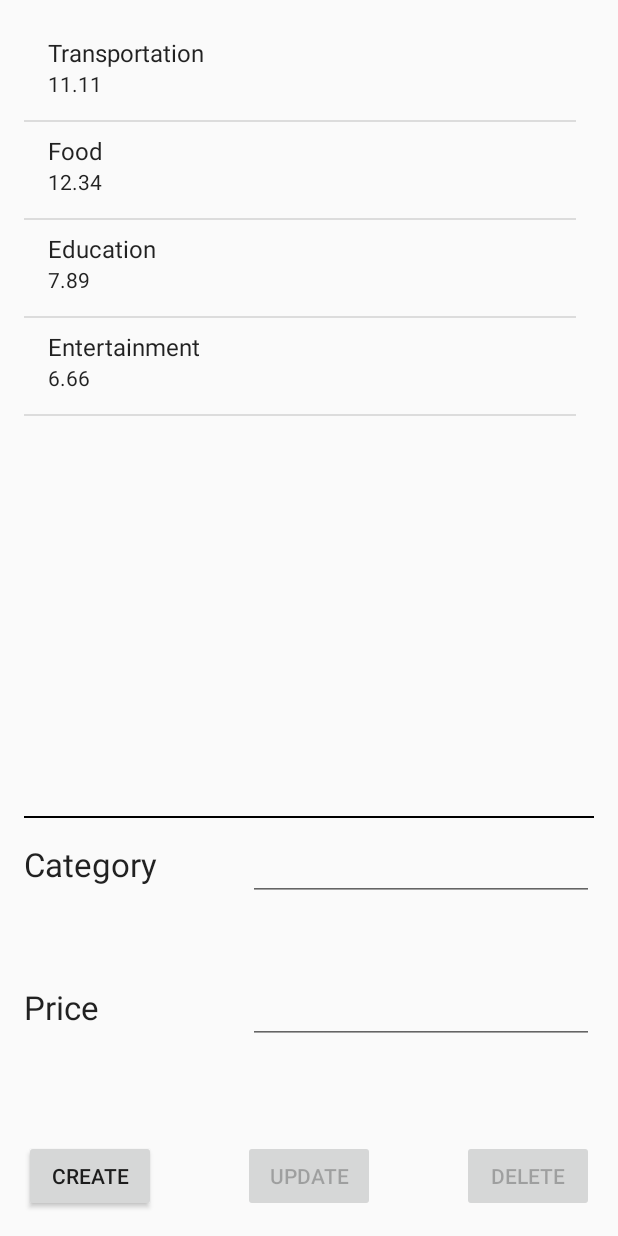
After one commit to ElyonNosa/INBA, an Android app: the TransactionsActivity screen opened directly, with no data from a screen before it, on a phone screen of 412 x 824 dp. The commit adds this screen. Run offline under Robolectric (Android 15) with nearby library versions, the phone set to English and light mode, and no system bars.

Commit message:
"Add transaction" feature
Limited functionality, cannot update or delete transactions.

```diff
--- /dev/null
+++ b/app/src/main/java/comp3350/inba/application/Service.java
@@ -0,0 +1,19 @@
+package comp3350.inba.application;
+
+import comp3350.inba.persistence.TransactionPersistence;
+import comp3350.inba.persistence.stubs.TransactionPersistenceStub;
+
+public class Service
+{
+    private static TransactionPersistence transactionPersistence = null;
+
+    public static synchronized TransactionPersistence getTransactionPersistence()
+    {
+        if (transactionPersistence == null)
+        {
+            transactionPersistence = new TransactionPersistenceStub();
+        }
+
+        return transactionPersistence;
+    }
+}
--- /dev/null
+++ b/app/src/main/java/comp3350/inba/business/AccessTransactions.java
@@ -0,0 +1,85 @@
+package comp3350.inba.business;
+
+import java.util.Collections;
+import java.util.List;
+
+import comp3350.inba.application.Service;
+import comp3350.inba.objects.Transaction;
+import comp3350.inba.persistence.TransactionPersistence;
+
+public class AccessTransactions
+{
+    private TransactionPersistence transactionPersistence;
+    private List<Transaction> transactions;
+    private Transaction transaction;
+    private int currentTransaction;
+
+    public AccessTransactions()
+    {
+        transactionPersistence = Service.getTransactionPersistence();
+        transactions = null;
+        transaction = null;
+        currentTransaction = 0;
+    }
+
+    public List<Transaction> getTransactions()
+    {
+        transactions = transactionPersistence.getTransactionSequential();
+        return Collections.unmodifiableList(transactions);
+    }
+
+    public Transaction getSequential()
+    {
+        String result = null;
+        if (transactions == null)
+        {
+            transactions = transactionPersistence.getTransactionSequential();
+            currentTransaction = 0;
+        }
+        if (currentTransaction < transactions.size())
+        {
+            transaction = (Transaction) transactions.get(currentTransaction);
+            currentTransaction++;
+        }
+        else
+        {
+            transactions = null;
+            transaction = null;
+            currentTransaction = 0;
+        }
+        return transaction;
+    }
+
+    public Transaction getRandom(long time)
+    {
+        transactions = transactionPersistence.getTransactionRandom(new Transaction(time));
+        currentTransaction = 0;
+        if (currentTransaction < transactions.size())
+        {
+            transaction = transactions.get(currentTransaction);
+            currentTransaction++;
+        }
+        else
+        {
+            transactions = null;
+            transaction = null;
+            currentTransaction = 0;
+        }
+        return transaction;
+    }
+
+    public Transaction insertTransaction(Transaction currentTransaction)
+    {
+        return transactionPersistence.insertTransaction(currentTransaction);
+    }
+
+    public Transaction updateTransaction(Transaction currentTransaction)
+    {
+        return transactionPersistence.updateTransaction(currentTransaction);
+    }
+
+    public void deleteTransaction(Transaction currentTransaction)
+    {
+        transactionPersistence.deleteTransaction(currentTransaction);
+    }
+}
--- /dev/null
+++ b/app/src/main/java/comp3350/inba/objects/Transaction.java
@@ -0,0 +1,39 @@
+package comp3350.inba.objects;
+
+import java.util.Objects;
+
+public class Transaction {
+    private final long time;
+    private final double price;
+    private final String category;
+
+    public Transaction(final long newTime)
+    {
+        this(newTime, 11.11, "Example");
+    }
+    public Transaction(final long newTime, final double newPrice, final String newCategory)
+    {
+        time = newTime;
+        category = newCategory;
+        price = newPrice;
+    }
+
+    public long getTime () {return time;}
+    public String getCategory () {return category;}
+    public double getPrice () {return price;}
+
+    public String toString()
+    {
+        return String.format("Transaction: %s %s", category, price);
+    }
+
+    public boolean equals(Object other)
+    {
+        boolean equals = false;
+        if (other instanceof Transaction) {
+            final Transaction otherTransaction = (Transaction) other;
+            equals = Objects.equals(this.time, otherTransaction.time);
+        }
+        return equals;
+    }
+}
--- /dev/null
+++ b/app/src/main/java/comp3350/inba/persistence/TransactionPersistence.java
@@ -0,0 +1,17 @@
+package comp3350.inba.persistence;
+
+import java.util.List;
+
+import comp3350.inba.objects.Transaction;
+
+public interface TransactionPersistence {
+    List<Transaction> getTransactionSequential();
+
+    List<Transaction> getTransactionRandom(Transaction currentTransaction);
+
+    Transaction insertTransaction(Transaction currentTransaction);
+
+    Transaction updateTransaction(Transaction currentTransaction);
+
+    void deleteTransaction(Transaction currentTransaction);
+}
--- a/app/src/main/res/layout/activity_dashboard.xml
+++ b/app/src/main/res/layout/activity_dashboard.xml
@@ -47,6 +47,7 @@
             android:layout_width="0dp"
             android:layout_height="match_parent"
             android:layout_weight="1"
+            android:enabled="false"
             android:text="@string/home" />
 
         <Button
@@ -55,6 +56,7 @@
             android:layout_width="0dp"
             android:layout_height="match_parent"
             android:layout_weight="1"
+            android:enabled="false"
             android:text="@string/view_transaction" />
 
         <Button
@@ -73,7 +75,7 @@
             android:layout_width="0dp"
             android:layout_height="match_parent"
             android:layout_weight="1"
-            android:enabled="true"
+            android:enabled="false"
             android:text="@string/settings" />
 
         <Button
@@ -82,7 +84,7 @@
             android:layout_width="0dp"
             android:layout_height="match_parent"
             android:layout_weight="1"
-            android:enabled="true"
+            android:enabled="false"
             android:text="@string/user_profile" />
     </LinearLayout>
 
--- /dev/null
+++ b/app/src/main/res/layout/activity_transactions.xml
@@ -0,0 +1,108 @@
+<LinearLayout xmlns:android="http://schemas.android.com/apk/res/android"
+    xmlns:tools="http://schemas.android.com/tools" android:layout_width="match_parent"
+    android:layout_height="match_parent" android:paddingLeft="@dimen/activity_horizontal_margin"
+    android:paddingRight="@dimen/activity_horizontal_margin"
+    android:paddingTop="@dimen/activity_vertical_margin"
+    android:paddingBottom="@dimen/activity_vertical_margin"
+    android:orientation="vertical"
+    tools:context="comp3350.inba.presentation.TransactionsActivity">
+
+    <ListView
+        android:id="@+id/listTransactions"
+        android:layout_width="368dp"
+        android:layout_height="373dp"
+        android:layout_gravity="top"
+        android:layout_weight="1"
+        android:choiceMode="singleChoice" />
+
+    <View
+        android:layout_width="match_parent"
+        android:layout_height="1dp"
+        android:background="#000000"
+        android:id="@+id/separator"
+        android:layout_marginTop="10dp"
+        android:layout_marginBottom="10dp" />
+
+    <GridLayout
+        android:layout_width="match_parent"
+        android:layout_height="wrap_content"
+        android:columnCount="2"
+        android:rowCount="2">
+
+        <TextView
+            android:layout_width="wrap_content"
+            android:layout_height="wrap_content"
+            android:textAppearance="?android:attr/textAppearanceLarge"
+            android:text="@string/transaction_category"
+            android:id="@+id/textTransactionCategory"
+            android:layout_marginBottom="60dp"
+            android:layout_marginRight="60dp" />
+
+        <EditText
+            android:id="@+id/editTransactionCategory"
+            android:layout_width="wrap_content"
+            android:layout_height="wrap_content"
+            android:layout_columnSpan="1"
+            android:layout_gravity="fill_horizontal"
+            android:inputType="textNoSuggestions" />
+
+<!--        <Button
+            android:id="@+id/buttonTransaction"
+            android:layout_width="wrap_content"
+            android:layout_height="wrap_content"
+            android:layout_gravity="right"
+            android:enabled="false"
+            android:text="@string/registrations" />-->
+
+        <TextView
+            android:layout_width="wrap_content"
+            android:layout_height="wrap_content"
+            android:textAppearance="?android:attr/textAppearanceLarge"
+            android:text="@string/transaction_price"
+            android:id="@+id/textTransactionPrice"
+            android:layout_marginBottom="64dp" />
+
+        <EditText
+            android:id="@+id/editTransactionPrice"
+            android:layout_width="wrap_content"
+            android:layout_height="wrap_content"
+            android:layout_columnSpan="1"
+            android:layout_gravity="fill_horizontal"
+            android:inputType="numberDecimal" />
+
+    </GridLayout>
+
+    <RelativeLayout
+        android:layout_width="match_parent"
+        android:layout_height="wrap_content"
+        android:layout_marginTop="10dp">
+
+        <Button
+            android:layout_width="wrap_content"
+            android:layout_height="wrap_content"
+            android:text="@string/delete"
+            android:id="@+id/buttonTransactionDelete"
+            android:layout_alignParentRight="true"
+            android:enabled="false"
+            android:onClick="buttonTransactionDeleteOnClick" />
+
+        <Button
+            android:layout_width="wrap_content"
+            android:layout_height="wrap_content"
+            android:text="@string/create"
+            android:id="@+id/buttonTransactionCreate"
+            android:layout_alignParentLeft="true"
+            android:enabled="true"
+            android:onClick="buttonTransactionCreateOnClick" />
+
+        <Button
+            android:layout_width="wrap_content"
+            android:layout_height="wrap_content"
+            android:text="@string/update"
+            android:id="@+id/buttonTransactionUpdate"
+            android:layout_centerHorizontal="true"
+            android:enabled="false"
+            android:onClick="buttonTransactionUpdateOnClick" />
+    </RelativeLayout>
+
+</LinearLayout>
--- /dev/null
+++ b/app/src/main/res/menu/menu_transactions.xml
@@ -0,0 +1,4 @@
+<menu xmlns:android="http://schemas.android.com/apk/res/android"
+    xmlns:app="http://schemas.android.com/apk/res-auto"
+    xmlns:tools="http://schemas.android.com/tools" tools:context="inba.presentation.TransactionsActivity">
+</menu>
--- a/app/src/main/res/values/strings.xml
+++ b/app/src/main/res/values/strings.xml
@@ -7,6 +7,7 @@
     <string name="title_activity_courses">INBA: Courses</string>
     <string name="title_activity_student_courses">INBA: Student Course History</string>
     <string name="title_activity_course_students">INBA: Course Registrations</string>
+    <string name="title_activity_transactions">INBA: Transactions</string>
     <string name="students">Students</string>
     <string name="courses">Courses</string>
     <string name="registrations">Registrations</string>
```
Also changed, not shown: app/src/main/AndroidManifest.xml (+7 -0 lines), app/src/main/java/comp3350/inba/persistence/stubs/TransactionPersistenceStub.java (added, +69 -0 lines), app/src/main/java/comp3350/inba/presentation/DashboardActivity.java (renamed from app/src/main/java/comp3350/inba/presentation/HomeActivity.java, +5 -10 lines), app/src/main/java/comp3350/inba/presentation/TransactionsActivity.java (added, +233 -0 lines), app/build.gradle (line endings or trailing spaces).
